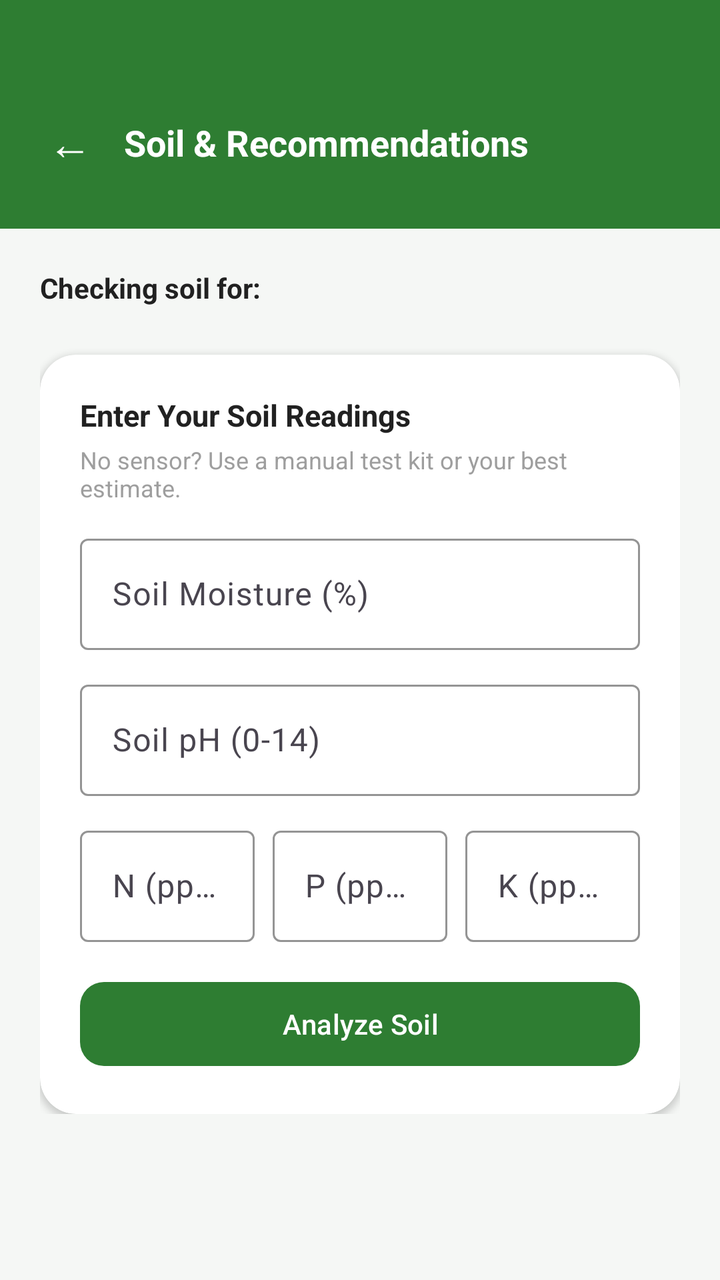
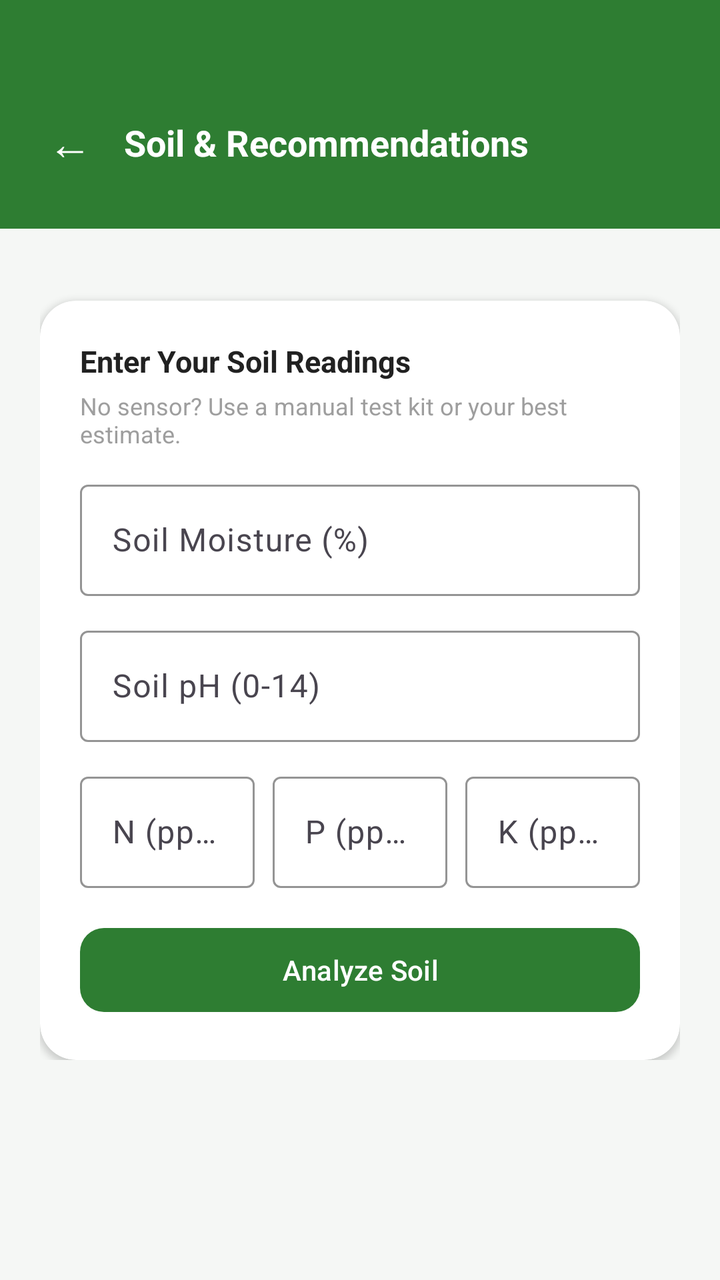

An Android layout rendered at two revisions. The XML below is the earlier revision; the diff shows what the commit changed to produce the second picture.
<!-- AndroidManifest.xml: application theme Theme.Vinland -->
<!-- res/layout/activity_recommendation.xml -->
<?xml version="1.0" encoding="utf-8"?>
<androidx.core.widget.NestedScrollView xmlns:android="http://schemas.android.com/apk/res/android"
    xmlns:app="http://schemas.android.com/apk/res-auto"
    android:layout_width="match_parent"
    android:layout_height="match_parent"
    android:background="#F5F7F5"
    android:fillViewport="true">

    <LinearLayout
        android:layout_width="match_parent"
        android:layout_height="wrap_content"
        android:orientation="vertical">

        
        <LinearLayout
            android:layout_width="match_parent"
            android:layout_height="wrap_content"
            android:orientation="horizontal"
            android:gravity="center_vertical"
            android:background="#2E7D32"
            android:paddingTop="48dp"
            android:paddingBottom="20dp"
            android:paddingHorizontal="16dp">

            <TextView
                android:id="@+id/tvBack"
                android:layout_width="wrap_content"
                android:layout_height="wrap_content"
                android:text="←"
                android:textSize="22sp"
                android:textColor="#FFFFFF"
                android:padding="8dp" />

            <TextView
                android:layout_width="wrap_content"
                android:layout_height="wrap_content"
                android:layout_marginStart="8dp"
                android:text="Soil &amp; Recommendations"
                android:textSize="18sp"
                android:textStyle="bold"
                android:textColor="#FFFFFF" />
        </LinearLayout>

        <LinearLayout
            android:layout_width="match_parent"
            android:layout_height="wrap_content"
            android:orientation="vertical"
            android:padding="20dp">

            
            <TextView
                android:layout_width="wrap_content"
                android:layout_height="wrap_content"
                android:text="Checking soil for:"
                android:textStyle="bold"
                android:textColor="#212121"
                android:textSize="14sp" />

            <com.google.android.material.chip.ChipGroup
                android:id="@+id/chipGroupCrop"
                android:layout_width="match_parent"
                android:layout_height="wrap_content"
                android:layout_marginTop="8dp"
                app:singleSelection="true" />

            
            <com.google.android.material.card.MaterialCardView
                android:layout_width="match_parent"
                android:layout_height="wrap_content"
                android:layout_marginTop="16dp"
                app:cardCornerRadius="18dp"
                app:cardElevation="2dp"
                app:strokeWidth="0dp"
                app:cardBackgroundColor="#FFFFFF">

                <LinearLayout
                    android:layout_width="match_parent"
                    android:layout_height="wrap_content"
                    android:orientation="vertical"
                    android:padding="20dp">

                    <TextView
                        android:layout_width="wrap_content"
                        android:layout_height="wrap_content"
                        android:text="Enter Your Soil Readings"
                        android:textStyle="bold"
                        android:textColor="#212121"
                        android:textSize="15sp"
                        android:layout_marginBottom="4dp" />

                    <TextView
                        android:layout_width="wrap_content"
                        android:layout_height="wrap_content"
                        android:text="No sensor? Use a manual test kit or your best estimate."
                        android:textColor="#9E9E9E"
                        android:textSize="12sp"
                        android:layout_marginBottom="12dp" />

                    
                    <com.google.android.material.textfield.TextInputLayout
                        style="@style/Widget.Material3.TextInputLayout.OutlinedBox"
                        android:layout_width="match_parent"
                        android:layout_height="wrap_content"
                        android:hint="Soil Moisture (%)"
                        app:boxStrokeColor="#2E7D32"
                        app:hintTextColor="#2E7D32">

                        <com.google.android.material.textfield.TextInputEditText
                            android:id="@+id/etMoisture"
                            android:layout_width="match_parent"
                            android:layout_height="wrap_content"
                            android:inputType="numberDecimal" />
                    </com.google.android.material.textfield.TextInputLayout>

                    
                    <com.google.android.material.textfield.TextInputLayout
                        style="@style/Widget.Material3.TextInputLayout.OutlinedBox"
                        android:layout_width="match_parent"
                        android:layout_height="wrap_content"
                        android:layout_marginTop="12dp"
                        android:hint="Soil pH (0-14)"
                        app:boxStrokeColor="#2E7D32"
                        app:hintTextColor="#2E7D32">

                        <com.google.android.material.textfield.TextInputEditText
                            android:id="@+id/etPh"
                            android:layout_width="match_parent"
                            android:layout_height="wrap_content"
                            android:inputType="numberDecimal" />
                    </com.google.android.material.textfield.TextInputLayout>

                    
                    <LinearLayout
                        android:layout_width="match_parent"
                        android:layout_height="wrap_content"
                        android:orientation="horizontal"
                        android:layout_marginTop="12dp">

                        <com.google.android.material.textfield.TextInputLayout
                            style="@style/Widget.Material3.TextInputLayout.OutlinedBox"
                            android:layout_width="0dp"
                            android:layout_height="wrap_content"
                            android:layout_weight="1"
                            android:layout_marginEnd="6dp"
                            android:hint="N (ppm)"
                            app:boxStrokeColor="#2E7D32"
                            app:hintTextColor="#2E7D32">

                            <com.google.android.material.textfield.TextInputEditText
                                android:id="@+id/etNitrogen"
                                android:layout_width="match_parent"
                                android:layout_height="wrap_content"
                                android:inputType="numberDecimal" />
                        </com.google.android.material.textfield.TextInputLayout>

                        <com.google.android.material.textfield.TextInputLayout
                            style="@style/Widget.Material3.TextInputLayout.OutlinedBox"
                            android:layout_width="0dp"
                            android:layout_height="wrap_content"
                            android:layout_weight="1"
                            android:layout_marginStart="3dp"
                            android:layout_marginEnd="3dp"
                            android:hint="P (ppm)"
                            app:boxStrokeColor="#2E7D32"
                            app:hintTextColor="#2E7D32">

                            <com.google.android.material.textfield.TextInputEditText
                                android:id="@+id/etPhosphorus"
                                android:layout_width="match_parent"
                                android:layout_height="wrap_content"
                                android:inputType="numberDecimal" />
                        </com.google.android.material.textfield.TextInputLayout>

                        <com.google.android.material.textfield.TextInputLayout
                            style="@style/Widget.Material3.TextInputLayout.OutlinedBox"
                            android:layout_width="0dp"
                            android:layout_height="wrap_content"
                            android:layout_weight="1"
                            android:layout_marginStart="6dp"
                            android:hint="K (ppm)"
                            app:boxStrokeColor="#2E7D32"
                            app:hintTextColor="#2E7D32">

                            <com.google.android.material.textfield.TextInputEditText
                                android:id="@+id/etPotassium"
                                android:layout_width="match_parent"
                                android:layout_height="wrap_content"
                                android:inputType="numberDecimal" />
                        </com.google.android.material.textfield.TextInputLayout>
                    </LinearLayout>

                    <TextView
                        android:id="@+id/tvInputError"
                        android:layout_width="match_parent"
                        android:layout_height="wrap_content"
                        android:layout_marginTop="10dp"
                        android:textColor="#D32F2F"
                        android:textSize="13sp"
                        android:visibility="gone" />

                    <com.google.android.material.button.MaterialButton
                        android:id="@+id/btnAnalyze"
                        android:layout_width="match_parent"
                        android:layout_height="50dp"
                        android:layout_marginTop="16dp"
                        android:text="Analyze Soil"
                        android:textAllCaps="false"
                        app:cornerRadius="12dp"
                        app:backgroundTint="#2E7D32" />

                </LinearLayout>
            </com.google.android.material.card.MaterialCardView>

            
            <LinearLayout
                android:id="@+id/layoutResults"
                android:layout_width="match_parent"
                android:layout_height="wrap_content"
                android:orientation="vertical"
                android:layout_marginTop="20dp"
                android:visibility="gone">

                
                <com.google.android.material.card.MaterialCardView
                    android:id="@+id/cardAiInsights"
                    android:layout_width="match_parent"
                    android:layout_height="wrap_content"
                    android:layout_marginBottom="14dp"
                    app:cardCornerRadius="16dp"
                    app:cardElevation="0dp"
                    app:strokeWidth="1dp"
                    app:strokeColor="#A5D6A7"
                    app:cardBackgroundColor="#F1F8E9">

                    <LinearLayout
                        android:layout_width="match_parent"
                        android:layout_height="wrap_content"
                        android:orientation="vertical"
                        android:padding="16dp">

                        <LinearLayout
                            android:layout_width="match_parent"
                            android:layout_height="wrap_content"
                            android:orientation="horizontal"
                            android:gravity="center_vertical">

                            <TextView
                                android:layout_width="wrap_content"
                                android:layout_height="wrap_content"
                                android:text="🤖"
                                android:textSize="22sp"
                                android:layout_marginEnd="8dp" />

                            <TextView
                                android:layout_width="0dp"
                                android:layout_height="wrap_content"
                                android:layout_weight="1"
                                android:text="AI Agronomist Insights"
                                android:textSize="14sp"
                                android:textStyle="bold"
                                android:textColor="#2E7D32" />

                            <ProgressBar
                                android:id="@+id/progressAiLoading"
                                android:layout_width="20dp"
                                android:layout_height="20dp"
                                android:visibility="visible" />
                        </LinearLayout>

                        <TextView
                            android:id="@+id/tvAiAdvice"
                            android:layout_width="match_parent"
                            android:layout_height="wrap_content"
                            android:layout_marginTop="10dp"
                            android:text="Consulting Gemini AI for personalized soil recommendations..."
                            android:textColor="#333333"
                            android:textSize="13sp"
                            android:lineSpacingExtra="3dp" />
                    </LinearLayout>
                </com.google.android.material.card.MaterialCardView>

                <TextView
                    android:layout_width="wrap_content"
                    android:layout_height="wrap_content"
                    android:text="Parameter Details"
                    android:textStyle="bold"
                    android:textColor="#212121"
                    android:textSize="14sp"
                    android:layout_marginBottom="10dp" />

                <LinearLayout
                    android:id="@+id/layoutParameterResults"
                    android:layout_width="match_parent"
                    android:layout_height="wrap_content"
                    android:orientation="vertical" />

                <com.google.android.material.button.MaterialButton
                    android:id="@+id/btnSaveToHistory"
                    android:layout_width="match_parent"
                    android:layout_height="50dp"
                    android:layout_marginTop="12dp"
                    android:text="💾 Save Reading to History"
                    android:textAllCaps="false"
                    app:cornerRadius="12dp"
                    app:backgroundTint="#2E7D32" />

            </LinearLayout>

        </LinearLayout>
    </LinearLayout>
</androidx.core.widget.NestedScrollView>
<!-- resources referenced by this layout -->
<resources>
  <style name="Theme.Vinland" parent="Base.Theme.Vinland" />
  <style name="Base.Theme.Vinland" parent="Theme.Material3.DayNight.NoActionBar">
          
          
      </style>
</resources>

<!-- the commit's change to res/layout/activity_recommendation.xml (unified diff, before → after) -->
@@ -48,22 +48,6 @@
             android:padding="20dp">
 
             
-            <TextView
-                android:layout_width="wrap_content"
-                android:layout_height="wrap_content"
-                android:text="Checking soil for:"
-                android:textStyle="bold"
-                android:textColor="#212121"
-                android:textSize="14sp" />
-
-            <com.google.android.material.chip.ChipGroup
-                android:id="@+id/chipGroupCrop"
-                android:layout_width="match_parent"
-                android:layout_height="wrap_content"
-                android:layout_marginTop="8dp"
-                app:singleSelection="true" />
-
-            
             <com.google.android.material.card.MaterialCardView
                 android:layout_width="match_parent"
                 android:layout_height="wrap_content"
@@ -282,6 +266,23 @@
                 <TextView
                     android:layout_width="wrap_content"
                     android:layout_height="wrap_content"
+                    android:text="🌱 Recommended Crops for Your Soil"
+                    android:textStyle="bold"
+                    android:textColor="#212121"
+                    android:textSize="14sp"
+                    android:layout_marginTop="16dp"
+                    android:layout_marginBottom="10dp" />
+
+                <LinearLayout
+                    android:id="@+id/layoutRecommendedCrops"
+                    android:layout_width="match_parent"
+                    android:layout_height="wrap_content"
+                    android:orientation="vertical"
+                    android:layout_marginBottom="10dp" />
+
+                <TextView
+                    android:layout_width="wrap_content"
+                    android:layout_height="wrap_content"
                     android:text="Parameter Details"
                     android:textStyle="bold"
                     android:textColor="#212121"
